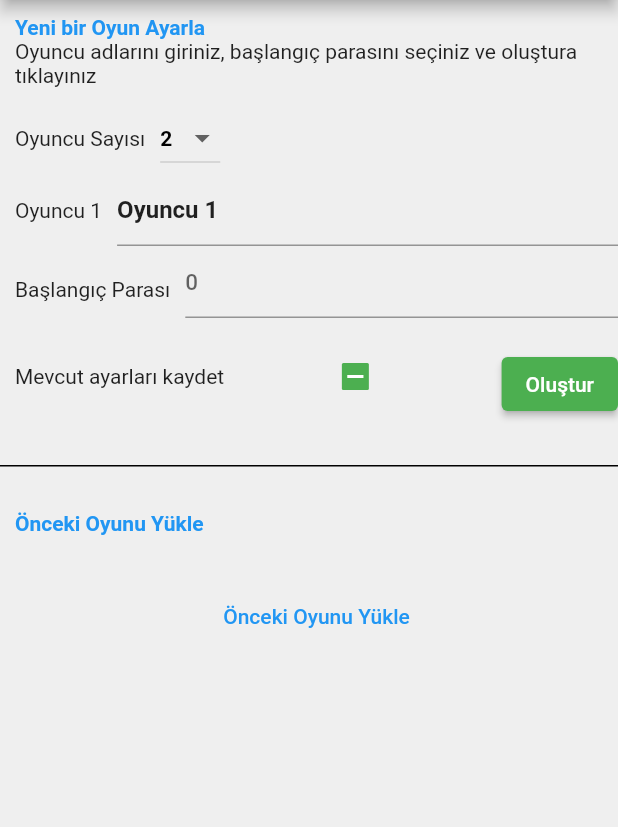
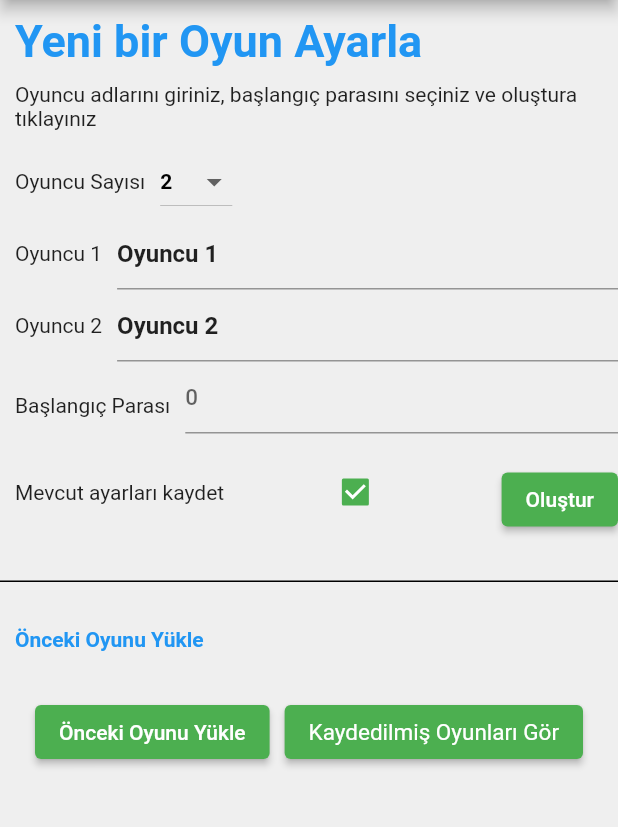
Before and after one commit to MrBuluc/Game-Atm, a Flutter app: the screen it shows after launch, after a tap on "Oluştur", on a phone screen of 412 x 824 dp, the part 84-911 px from its top. Run offline on Flutter 3.47's test engine with Material 2 defaults, Android fonts, the phone set to English and light mode, and no system bars; our stand-ins replace fluttertoast, just_audio, shared_preferences.

Commit message:
SavePage tamamlandı

```diff
--- a/lib/models/save.dart
+++ b/lib/models/save.dart
@@ -3,15 +3,16 @@ import 'package:game_atm/models/player.dart';
 class Save {
   String title;
   List<Player> playerList;
+  int baslangicParasi;
 
-  Save(this.title, this.playerList);
+  Save(this.title, this.playerList, this.baslangicParasi);
 
   Save.fromString(String value) {
     List<String> saveStringTitle = value.split("é");
-    String title = saveStringTitle[0];
-    this.title = title;
+    this.title = saveStringTitle[0];
+    this.baslangicParasi = int.parse(saveStringTitle[1]);
     this.playerList = List<Player>.empty(growable: true);
-    String playerListString = saveStringTitle[1];
+    String playerListString = saveStringTitle[2];
     List<String> playerListName = playerListString.split(",");
     for (String playerString in playerListName) {
       Player player = Player.fromString(playerString);
@@ -21,6 +22,6 @@ class Save {
 
   @override
   String toString() {
-    return '$titleé$playerList';
+    return '$titleé$baslangicParasié$playerList';
   }
 }
--- /dev/null
+++ b/lib/services/validator.dart
@@ -0,0 +1,9 @@
+class Validator {
+  static String isimKontrol(String value) {
+    if (value.length == 0)
+      return "Lütfen Oyuncu adını giriniz";
+    else if (value.contains("-") || value.contains("é") || value.contains(","))
+      return "Oyuncu adı '-', 'é' veya ',' içeremez";
+    return null;
+  }
+}
--- a/lib/ui/Home_Page/home_page.dart
+++ b/lib/ui/Home_Page/home_page.dart
@@ -1,8 +1,10 @@
 import 'package:flutter/cupertino.dart';
 import "package:flutter/material.dart";
-import 'package:game_atm/models/game.dart';
+import 'package:game_atm/models/player.dart';
 import 'package:game_atm/models/save.dart';
+import 'package:game_atm/services/validator.dart';
 import 'package:game_atm/ui/Game_Page/game_page.dart';
+import 'package:game_atm/ui/Saves_Page/saves_page.dart';
 import 'package:shared_preferences/shared_preferences.dart';
 
 import '../Settings_Page/settings_page.dart';
@@ -13,9 +15,9 @@ class HomePage extends StatefulWidget {
 }
 
 class _HomePageState extends State<HomePage> {
-  bool ayarlariKaydet;
+  bool ayarlariKaydet = true;
 
-  int oyuncuSayisi = 2, oyuncuSayisiBitis = 100, baslangicParasi;
+  int oyuncuSayisi = 2, oyuncuSayisiBitis = 101, baslangicParasi;
 
   List<int> oyuncuSayisiList;
   List<String> oyuncuAdlariList = List<String>.filled(100, "Null");
@@ -33,6 +35,7 @@ class _HomePageState extends State<HomePage> {
   @override
   Widget build(BuildContext context) {
     return Scaffold(
+      resizeToAvoidBottomInset: false,
       appBar: AppBar(
         backgroundColor: Theme.of(context).primaryColor,
         automaticallyImplyLeading: false,
@@ -42,7 +45,7 @@ class _HomePageState extends State<HomePage> {
         ),
         actions: [
           PopupMenuButton(
-            color: Colors.black,
+            color: Colors.white,
             elevation: 20,
             itemBuilder: (context) => [
               PopupMenuItem(
@@ -76,11 +79,12 @@ class _HomePageState extends State<HomePage> {
                 "Yeni bir Oyun Ayarla",
                 style: TextStyle(
                     color: Theme.of(context).textTheme.headline1.color,
-                    fontWeight: FontWeight.w600),
+                    fontWeight: FontWeight.w600,
+                    fontSize: 30),
               ),
             ),
             Padding(
-              padding: EdgeInsets.fromLTRB(10, 0, 10, 0),
+              padding: EdgeInsets.fromLTRB(10, 10, 10, 0),
               child: Text(
                   "Oyuncu adlarını giriniz, başlangıç parasını seçiniz ve oluştura tıklayınız"),
             ),
@@ -121,23 +125,27 @@ class _HomePageState extends State<HomePage> {
                 ],
               ),
             ),
-            for (int i = 1; i < oyuncuSayisi; i++)
             Form(
               key: formKey,
               child: Column(
                 children: [
-                    Row(
+                  ListView.builder(
+                    physics: NeverScrollableScrollPhysics(),
+                    itemCount: oyuncuSayisi,
+                    shrinkWrap: true,
+                    itemBuilder: (context, i) {
+                      return Row(
                         mainAxisSize: MainAxisSize.max,
                         children: [
                           Padding(
                             padding: EdgeInsets.fromLTRB(10, 0, 0, 0),
-                          child: Text("Oyuncu $i"),
+                            child: Text("Oyuncu ${i + 1}"),
                           ),
                           Expanded(
                               child: Padding(
                             padding: EdgeInsets.fromLTRB(10, 0, 0, 0),
                             child: TextFormField(
-                            initialValue: "Oyuncu $i",
+                              initialValue: "Oyuncu ${i + 1}",
                               decoration: InputDecoration(
                                   border: UnderlineInputBorder(
                                       borderSide: BorderSide(
@@ -147,20 +155,14 @@ class _HomePageState extends State<HomePage> {
                                           topLeft: Radius.circular(4.0),
                                           topRight: Radius.circular(4.0)))),
                               style: TextStyle(fontWeight: FontWeight.w600),
-                            validator: (String value) {
-                              if (value.length == 0)
-                                return "Lütfen Oyuncu adını giriniz";
-                              else if (value.contains("-") ||
-                                  value.contains("é") ||
-                                  value.contains(","))
-                                return "Oyuncu adı '-', 'é' veya ',' içeremez";
-                              return null;
-                            },
+                              validator: Validator.isimKontrol,
                               onSaved: (String value) =>
                                   oyuncuAdlariList[i] = value,
                             ),
                           )),
                         ],
+                      );
+                    },
                   ),
                   Row(
                     mainAxisSize: MainAxisSize.max,
@@ -255,10 +257,33 @@ class _HomePageState extends State<HomePage> {
                 children: [
                   Padding(
                     padding: EdgeInsets.fromLTRB(10, 20, 0, 0),
-                    child: TextButton(
-                      child: Text("Önceki Oyunu Yükle"),
+                    child: ElevatedButton(
+                      style: ElevatedButton.styleFrom(
+                          primary: Theme.of(context).primaryColor),
+                      child: Text(
+                        "Önceki Oyunu Yükle",
+                        style: TextStyle(color: Colors.white),
+                      ),
                       onPressed: () async {
                         await loadLastGame();
+                      },
+                    ),
+                  ),
+                  Padding(
+                    padding: EdgeInsets.fromLTRB(10, 20, 10, 0),
+                    child: ElevatedButton(
+                      style: ElevatedButton.styleFrom(
+                          primary: Theme.of(context).primaryColor),
+                      child: Text(
+                        "Kaydedilmiş Oyunları Gör",
+                        style: TextStyle(
+                            color: Colors.white,
+                            fontSize: 15,
+                            fontWeight: FontWeight.normal),
+                      ),
+                      onPressed: () {
+                        Navigator.of(context).push(MaterialPageRoute(
+                            builder: (context) => SavesPage()));
                       },
                     ),
                   )
@@ -288,13 +313,23 @@ class _HomePageState extends State<HomePage> {
       prefs.setInt("baslangicParasi", baslangicParasi);
     }
 
-    Game game = Game();
-    game.oyuncuSayisi = oyuncuSayisi;
-    game.oyuncuAdlariList = oyuncuAdlariList;
-    game.baslangicParasi = baslangicParasi;
+    List<Player> playerList = preparePlayerList();
 
-    Navigator.of(context)
-        .push(MaterialPageRoute(builder: (context) => GamePage()));
+    Navigator.of(context).push(MaterialPageRoute(
+        builder: (context) => GamePage(
+              playerList: playerList,
+              baslangicParasi: baslangicParasi,
+            )));
+  }
+
+  List<Player> preparePlayerList() {
+    List<Player> playerList = List<Player>.empty(growable: true);
+
+    for (int i = 1; i <= oyuncuSayisi; i++) {
+      Player player = Player(name: oyuncuAdlariList[i], money: baslangicParasi);
+      playerList.add(player);
+    }
+    return playerList;
   }
 
   Future<void> loadLastGame() async {
@@ -303,6 +338,16 @@ class _HomePageState extends State<HomePage> {
     try {
       saveStringList = prefs.getStringList("saveStringList");
       Save save = Save.fromString(saveStringList.last);
-    } catch (e) {}
+      Navigator.of(context).push(MaterialPageRoute(
+          builder: (context) => GamePage(
+                playerList: save.playerList,
+                baslangicParasi: save.baslangicParasi,
+              )));
+    } catch (e) {
+      ScaffoldMessenger.of(context).showSnackBar(SnackBar(
+        content: Text("Son kaydettiğiniz oyun bulunamamaktadır"),
+        duration: Duration(seconds: 2),
+      ));
     }
   }
+}
--- a/pubspec.yaml
+++ b/pubspec.yaml
@@ -25,6 +25,7 @@ dependencies:
     sdk: flutter
   shared_preferences: 2.0.6
   just_audio: 0.7.4
+  fluttertoast: 8.0.7
 
 
   # The following adds the Cupertino Icons font to your application.
```
Also changed, not shown: lib/ui/Game_Page/game_page.dart (+67 -18 lines), lib/ui/Saves_Page/saves_page.dart (added, +361 -0 lines), lib/ui/Settings_Page/settings_page.dart (+4 -5 lines), pubspec.lock. Lines whose indentation alone changed are shown as unchanged.
